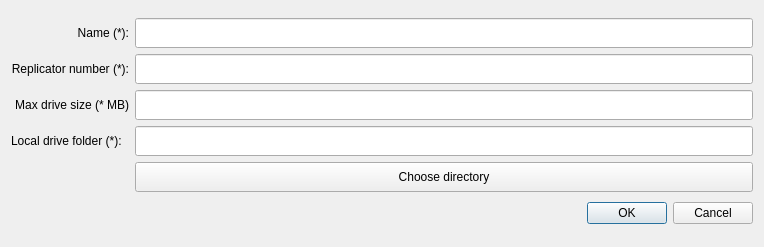
Before: the Qt Designer form UserApp/AddDriveDialog.ui in proximax-storage/cpp-xpx-storage-user-app, drawn with Qt 5.
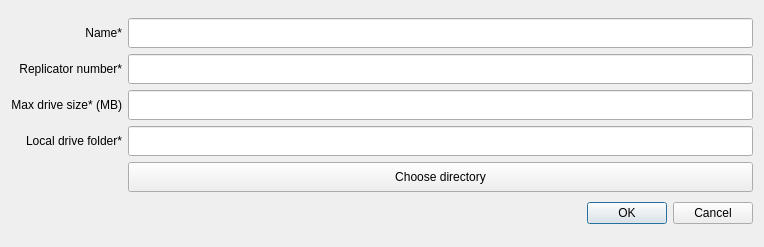
After: the same form once the commit is applied.

Patch:
```diff
--- a/UserApp/AddDriveDialog.ui
+++ b/UserApp/AddDriveDialog.ui
@@ -57,7 +57,7 @@
      <item row="1" column="0">
       <widget class="QLabel" name="label_3">
        <property name="text">
-        <string>Replicator number (*):</string>
+        <string>Replicator number*</string>
        </property>
        <property name="alignment">
         <set>Qt::AlignRight|Qt::AlignTrailing|Qt::AlignVCenter</set>
@@ -67,7 +67,7 @@
      <item row="2" column="0">
       <widget class="QLabel" name="label_4">
        <property name="text">
-        <string>Max drive size (* MB)</string>
+        <string>Max drive size* (MB)</string>
        </property>
        <property name="alignment">
         <set>Qt::AlignRight|Qt::AlignTrailing|Qt::AlignVCenter</set>
@@ -77,7 +77,7 @@
      <item row="0" column="0">
       <widget class="QLabel" name="label">
        <property name="text">
-        <string>Name (*):</string>
+        <string>Name*</string>
        </property>
        <property name="alignment">
         <set>Qt::AlignRight|Qt::AlignTrailing|Qt::AlignVCenter</set>
@@ -163,10 +163,10 @@
      <item row="3" column="0">
       <widget class="QLabel" name="label_5">
        <property name="text">
-        <string>Local drive folder (*):</string>
+        <string>Local drive folder*</string>
        </property>
        <property name="alignment">
-        <set>Qt::AlignLeading|Qt::AlignLeft|Qt::AlignVCenter</set>
+        <set>Qt::AlignRight|Qt::AlignTrailing|Qt::AlignVCenter</set>
        </property>
       </widget>
      </item>
```
